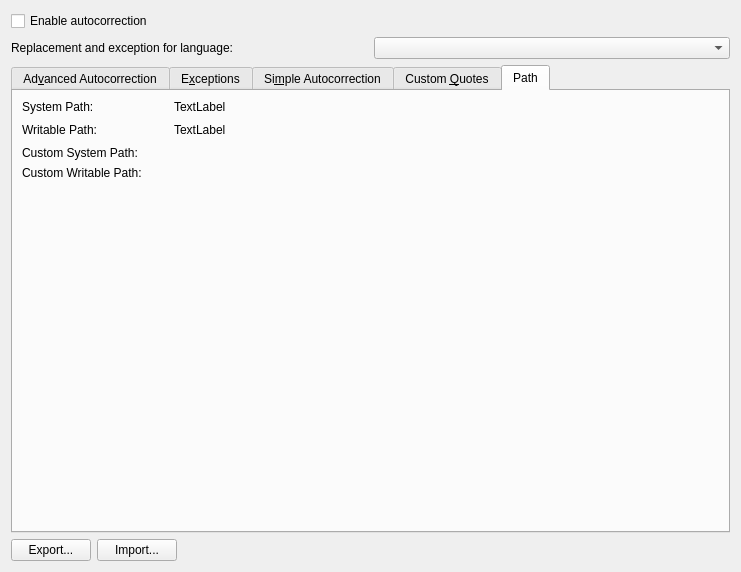
The window that src/pimcommonautocorrection/autocorrection/ui/autocorrectionwidget.ui (KDE/pimcommon) describes before a commit, drawn with Qt 5.
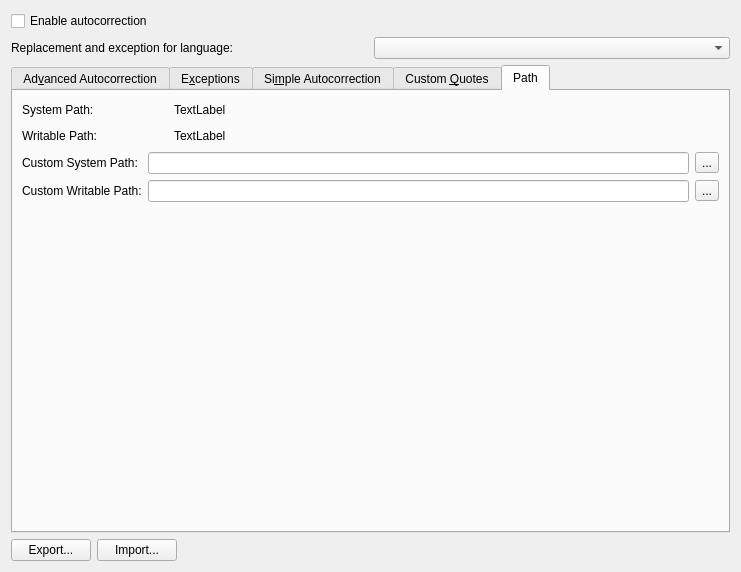
The same window after the commit. The open tabs and pages were chosen to show the change. Custom widgets are drawn as their Qt base class.

The edit to the form file:
```diff
--- a/src/pimcommonautocorrection/autocorrection/ui/autocorrectionwidget.ui
+++ b/src/pimcommonautocorrection/autocorrection/ui/autocorrectionwidget.ui
@@ -707,27 +707,10 @@
        <string>Path</string>
       </attribute>
       <layout class="QGridLayout" name="gridLayout_6">
-       <item row="1" column="2" rowspan="2">
-        <widget class="QLabel" name="writablePath">
+       <item row="0" column="0">
+        <widget class="QLabel" name="label_6">
          <property name="text">
-          <string>TextLabel</string>
-         </property>
-         <property name="textInteractionFlags">
-          <set>Qt::LinksAccessibleByMouse|Qt::TextSelectableByKeyboard|Qt::TextSelectableByMouse</set>
-         </property>
-        </widget>
-       </item>
-       <item row="3" column="0">
-        <widget class="QLabel" name="label_10">
-         <property name="text">
-          <string>Custom System Path:</string>
-         </property>
-        </widget>
-       </item>
-       <item row="4" column="1" colspan="3">
-        <widget class="KUrlRequester" name="customWritablePath">
-         <property name="mode">
-          <set>KFile::Directory|KFile::ExistingOnly|KFile::LocalOnly</set>
+          <string>System Path:</string>
          </property>
         </widget>
        </item>
@@ -741,7 +724,7 @@
          </property>
         </widget>
        </item>
-       <item row="0" column="3" rowspan="2">
+       <item row="0" column="3">
         <spacer name="horizontalSpacer_6">
          <property name="orientation">
           <enum>Qt::Horizontal</enum>
@@ -754,48 +737,76 @@
          </property>
         </spacer>
        </item>
-       <item row="3" column="1" colspan="3">
-        <widget class="KUrlRequester" name="customSystemPath">
-         <property name="mode">
-          <set>KFile::Directory|KFile::ExistingOnly|KFile::LocalOnly</set>
-         </property>
-        </widget>
-       </item>
-       <item row="2" column="3">
-        <spacer name="horizontalSpacer_7">
-         <property name="orientation">
-          <enum>Qt::Horizontal</enum>
-         </property>
-         <property name="sizeHint" stdset="0">
-          <size>
-           <width>473</width>
-           <height>20</height>
-          </size>
-         </property>
-        </spacer>
-       </item>
-       <item row="1" column="0" rowspan="2" colspan="2">
+       <item row="1" column="0">
         <widget class="QLabel" name="label_7">
          <property name="text">
           <string>Writable Path:</string>
          </property>
         </widget>
        </item>
-       <item row="0" column="0" colspan="2">
-        <widget class="QLabel" name="label_6">
+       <item row="1" column="2">
+        <widget class="QLabel" name="writablePath">
          <property name="text">
-          <string>System Path:</string>
+          <string>TextLabel</string>
          </property>
         </widget>
        </item>
-       <item row="4" column="0">
+       <item row="1" column="3">
+        <spacer name="horizontalSpacer_7">
+         <property name="orientation">
+          <enum>Qt::Horizontal</enum>
+         </property>
+         <property name="sizeHint" stdset="0">
+          <size>
+           <width>473</width>
+           <height>20</height>
+          </size>
+         </property>
+        </spacer>
+       </item>
+       <item row="2" column="0">
+        <widget class="QLabel" name="label_10">
+         <property name="text">
+          <string>Custom System Path:</string>
+         </property>
+        </widget>
+       </item>
+       <item row="2" column="1" colspan="3">
+        <layout class="QHBoxLayout" name="horizontalLayout_6">
+         <item>
+          <widget class="QLineEdit" name="customSystemPath"/>
+         </item>
+         <item>
+          <widget class="QToolButton" name="customSystemPathToolButton">
+           <property name="text">
+            <string>...</string>
+           </property>
+          </widget>
+         </item>
+        </layout>
+       </item>
+       <item row="3" column="0">
         <widget class="QLabel" name="label_11">
          <property name="text">
           <string>Custom Writable Path:</string>
          </property>
         </widget>
        </item>
-       <item row="5" column="1">
+       <item row="3" column="1" colspan="3">
+        <layout class="QHBoxLayout" name="horizontalLayout_5">
+         <item>
+          <widget class="QLineEdit" name="customWritablePath"/>
+         </item>
+         <item>
+          <widget class="QToolButton" name="customWritablePathToolButton">
+           <property name="text">
+            <string>...</string>
+           </property>
+          </widget>
+         </item>
+        </layout>
+       </item>
+       <item row="4" column="1">
         <spacer name="verticalSpacer">
          <property name="orientation">
           <enum>Qt::Vertical</enum>
@@ -815,11 +826,6 @@
   </layout>
  </widget>
  <customwidgets>
-  <customwidget>
-   <class>KUrlRequester</class>
-   <extends>QWidget</extends>
-   <header>kurlrequester.h</header>
-  </customwidget>
   <customwidget>
    <class>PimCommonAutoCorrection::AutoCorrectionListWidget</class>
    <extends>QListWidget</extends>
```
Left out of the diff: 3 changed lines with no effect on the pictures.
